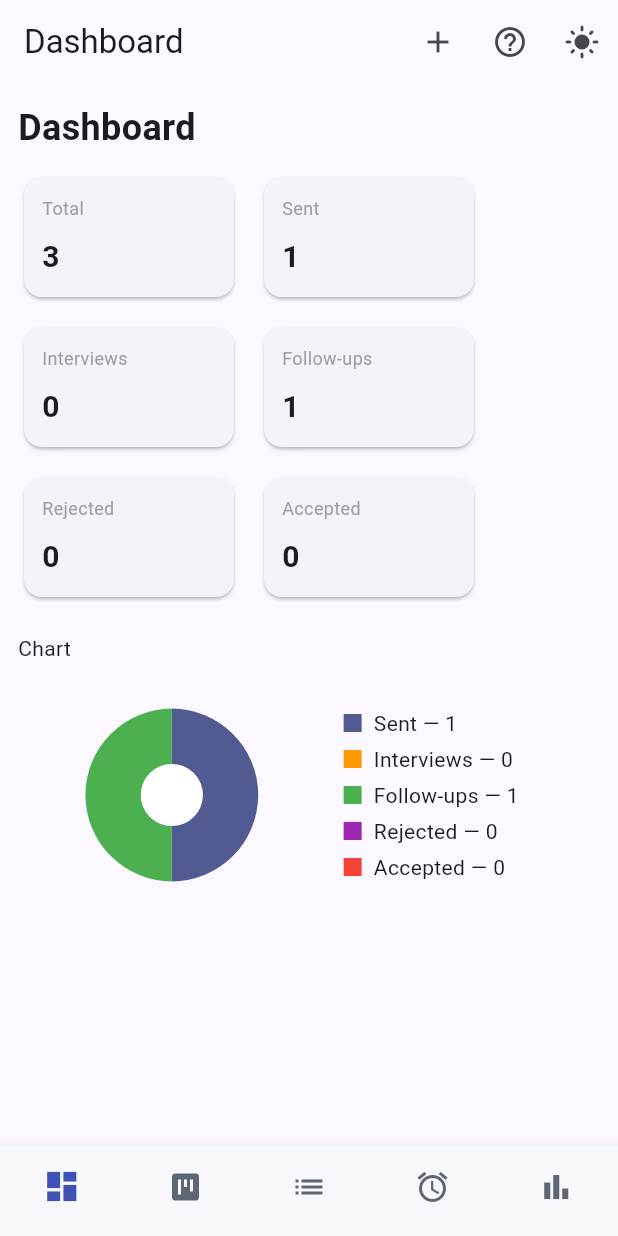
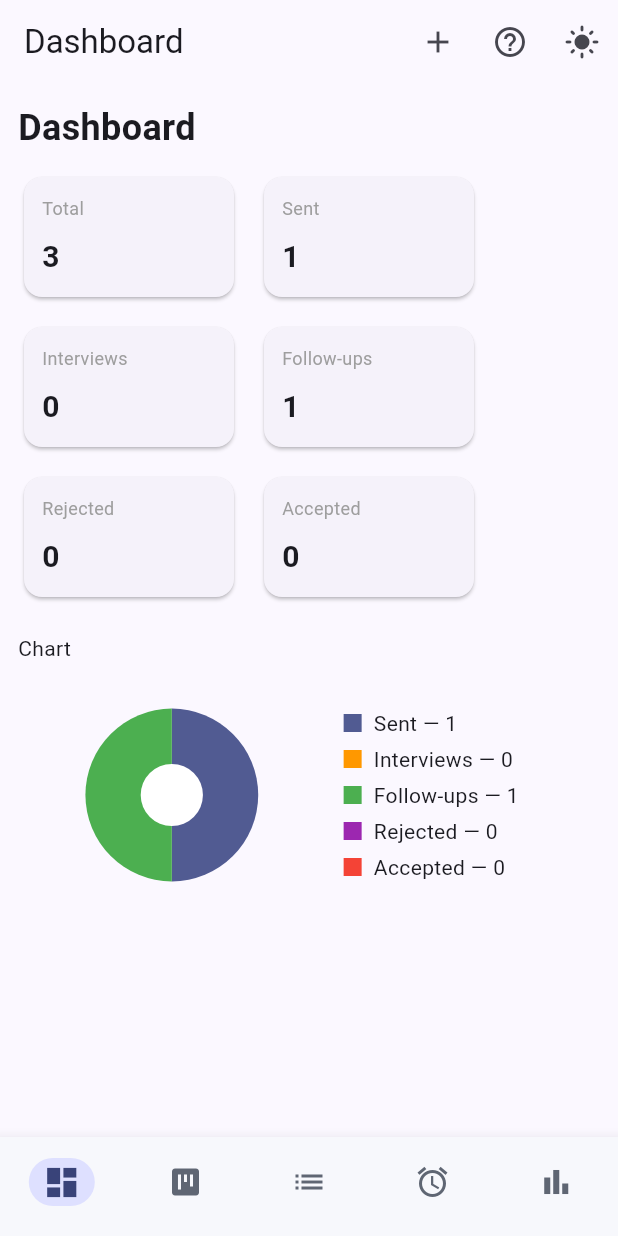
Before and after one commit to stephaneG-frep/jobtracker_pro, a Flutter app: the screen it shows after launch, on a phone screen of 412 x 824 dp. Run offline on Flutter 3.47's test engine with Material 3 defaults, Android fonts, the light colour scheme and no system bars; our stand-ins replace csv, hive_flutter; accounts and stored records are empty.

Commit message:
Improve themes and navigation

```diff
--- a/lib/app.dart
+++ b/lib/app.dart
@@ -8,6 +8,7 @@ import 'screens/reminders_screen.dart';
 import 'screens/stats_screen.dart';
 import 'screens/application_form_screen.dart';
 import 'screens/help_screen.dart';
+import 'services/local_database_service.dart';
 
 enum AppThemeOption {
   light('Clair', Icons.light_mode),
@@ -31,6 +32,29 @@ class _JobTrackerAppState extends State<JobTrackerApp> {
   AppThemeOption _themeOption = AppThemeOption.light;
 
   @override
+  void initState() {
+    super.initState();
+    _loadSavedTheme();
+  }
+
+  void _loadSavedTheme() {
+    final savedTheme = LocalDatabaseService.getTheme();
+    if (savedTheme == null) return;
+
+    for (final themeOption in AppThemeOption.values) {
+      if (themeOption.name == savedTheme) {
+        _themeOption = themeOption;
+        break;
+      }
+    }
+  }
+
+  Future<void> _setTheme(AppThemeOption themeOption) async {
+    setState(() => _themeOption = themeOption);
+    await LocalDatabaseService.saveTheme(themeOption.name);
+  }
+
+  @override
   Widget build(BuildContext context) {
     return MaterialApp(
       title: 'JobTracker Pro',
@@ -43,9 +67,7 @@ class _JobTrackerAppState extends State<JobTrackerApp> {
       supportedLocales: const [Locale('en'), Locale('fr')],
       home: MainShell(
         themeOption: _themeOption,
-        onThemeChanged: (themeOption) {
-          setState(() => _themeOption = themeOption);
-        },
+        onThemeChanged: _setTheme,
       ),
     );
   }
@@ -202,18 +224,23 @@ class _MainShellState extends State<MainShell> {
         items: [
           BottomNavigationBarItem(
               icon: const Icon(Icons.dashboard),
+              activeIcon: const _ActiveNavIcon(icon: Icons.dashboard),
               label: AppLocalizations.of(context).t('dashboard')),
           BottomNavigationBarItem(
               icon: const Icon(Icons.view_kanban),
+              activeIcon: const _ActiveNavIcon(icon: Icons.view_kanban),
               label: AppLocalizations.of(context).t('kanban')),
           BottomNavigationBarItem(
               icon: const Icon(Icons.list),
+              activeIcon: const _ActiveNavIcon(icon: Icons.list),
               label: AppLocalizations.of(context).t('applications')),
           BottomNavigationBarItem(
               icon: const Icon(Icons.alarm),
+              activeIcon: const _ActiveNavIcon(icon: Icons.alarm),
               label: AppLocalizations.of(context).t('reminders')),
           BottomNavigationBarItem(
               icon: const Icon(Icons.bar_chart),
+              activeIcon: const _ActiveNavIcon(icon: Icons.bar_chart),
               label: AppLocalizations.of(context).t('stats')),
         ],
       ),
@@ -226,6 +253,27 @@ class _MainShellState extends State<MainShell> {
               child: const Icon(Icons.add),
             )
           : null,
+    );
+  }
+}
+
+class _ActiveNavIcon extends StatelessWidget {
+  const _ActiveNavIcon({required this.icon});
+
+  final IconData icon;
+
+  @override
+  Widget build(BuildContext context) {
+    final colorScheme = Theme.of(context).colorScheme;
+
+    return Container(
+      width: 44,
+      height: 32,
+      decoration: BoxDecoration(
+        color: colorScheme.primaryContainer,
+        borderRadius: BorderRadius.circular(16),
+      ),
+      child: Icon(icon, color: colorScheme.onPrimaryContainer),
     );
   }
 }
--- a/lib/services/local_database_service.dart
+++ b/lib/services/local_database_service.dart
@@ -8,8 +8,11 @@ import '../models/job_application.dart';
 
 class LocalDatabaseService {
   static const String boxName = 'applications';
+  static const String settingsBoxName = 'settings';
+  static const String themeKey = 'theme';
 
   static Box<dynamic>? _box;
+  static Box<dynamic>? _settingsBox;
 
   static Future<void> init() async {
     if (!kIsWeb) {
@@ -19,6 +22,7 @@ class LocalDatabaseService {
       await Hive.initFlutter();
     }
     _box = await Hive.openBox(boxName);
+    _settingsBox = await Hive.openBox(settingsBoxName);
     await _seedDemoDataIfNeeded();
   }
 
@@ -26,9 +30,28 @@ class LocalDatabaseService {
     if (_box == null) return;
     if (_box!.isEmpty) {
       final demo = [
-        JobApplication(id: '1', company: 'Acme Corp', title: 'Développeur Flutter', city: 'Paris', status: ApplicationStatus.sent).toMap(),
-        JobApplication(id: '2', company: 'Globex', title: 'Ingénieur Backend', city: 'Lyon', status: ApplicationStatus.followUp, followUpAt: DateTime.now().add(const Duration(days: 2))).toMap(),
-        JobApplication(id: '3', company: 'Initech', title: 'Stage QA', city: 'Bordeaux', status: ApplicationStatus.prepare).toMap(),
+        JobApplication(
+                id: '1',
+                company: 'Acme Corp',
+                title: 'Développeur Flutter',
+                city: 'Paris',
+                status: ApplicationStatus.sent)
+            .toMap(),
+        JobApplication(
+                id: '2',
+                company: 'Globex',
+                title: 'Ingénieur Backend',
+                city: 'Lyon',
+                status: ApplicationStatus.followUp,
+                followUpAt: DateTime.now().add(const Duration(days: 2)))
+            .toMap(),
+        JobApplication(
+                id: '3',
+                company: 'Initech',
+                title: 'Stage QA',
+                city: 'Bordeaux',
+                status: ApplicationStatus.prepare)
+            .toMap(),
       ];
       for (var i = 0; i < demo.length; i++) {
         await _box!.put(demo[i]['id'], demo[i]);
@@ -38,7 +61,9 @@ class LocalDatabaseService {
 
   static List<JobApplication> getAll() {
     if (_box == null) return [];
-    return _box!.values.map((e) => JobApplication.fromMap(Map<String, dynamic>.from(e))).toList();
+    return _box!.values
+        .map((e) => JobApplication.fromMap(Map<String, dynamic>.from(e)))
+        .toList();
   }
 
   static Future<void> add(JobApplication app) async {
@@ -52,4 +77,12 @@ class LocalDatabaseService {
   static Future<void> delete(String id) async {
     await _box!.delete(id);
   }
+
+  static String? getTheme() {
+    return _settingsBox?.get(themeKey) as String?;
+  }
+
+  static Future<void> saveTheme(String theme) async {
+    await _settingsBox?.put(themeKey, theme);
+  }
 }
```
